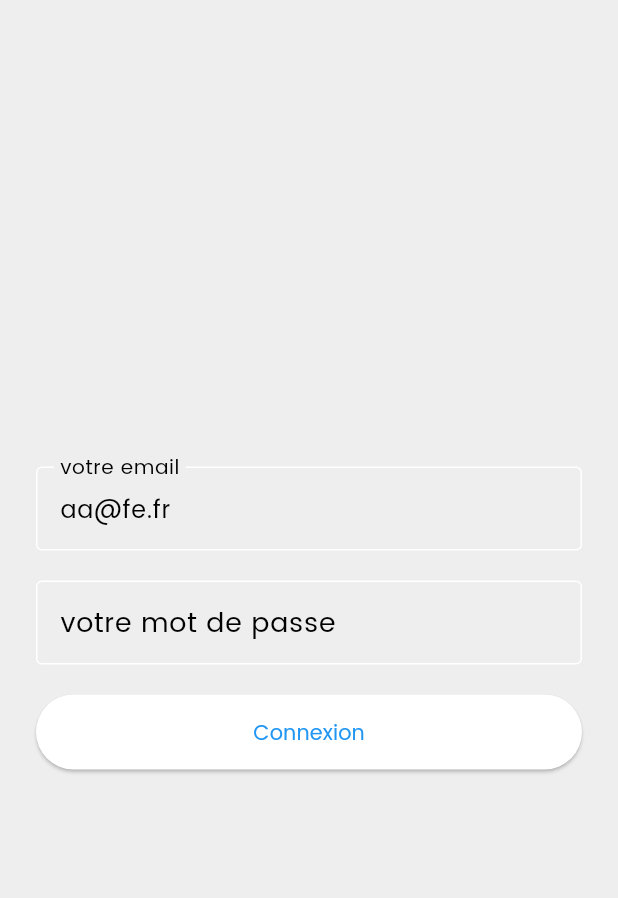
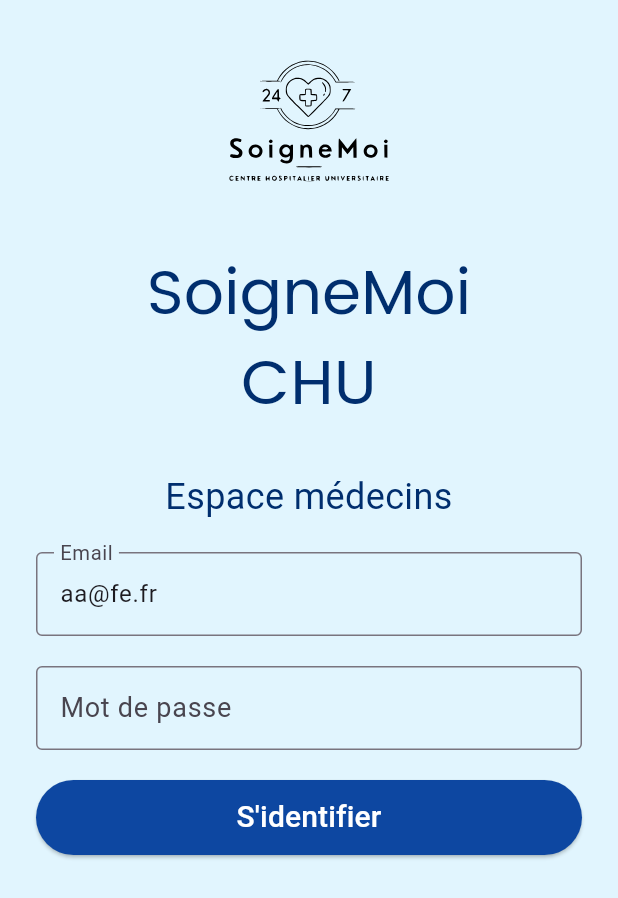
Before and after one commit to Maryonete/chuDoctor, a Flutter app: the screen it shows after launch, on a phone screen of 412 x 824 dp. Shown: the top 898 px of the screen. Run offline on Flutter 3.47's test engine with Material 3 defaults, Android fonts, the phone set to English and light mode, and no system bars; our stand-ins replace date_field, email_validator, flutter_svg, shared_preferences.

Commit message:
mise en page connexion API Medecin

```diff
--- a/lib/main.dart
+++ b/lib/main.dart
@@ -1,11 +1,13 @@
+import 'package:flutter/material.dart';
 import 'package:doctor/pages/login_page.dart';
-import 'package:flutter/material.dart';
+import 'package:doctor/pages/home_page.dart';
+import 'package:doctor/pages/patients_list_page.dart';
+import 'package:doctor/pages/prescription_page.dart';
+import 'package:doctor/pages/avis_page.dart';
 
 void main() {
   runApp(MaterialApp(home: MyApp()));
-  // runApp(const MyApp());
 }
-
 
 class MyApp extends StatefulWidget {
   const MyApp({super.key});
@@ -15,58 +17,86 @@ class MyApp extends StatefulWidget {
 }
 
 class _MyAppState extends State<MyApp> {
-
-  // stocke num de la page ou on se trouve
+  // Stocke le numéro de la page où on se trouve
   int _currentIndex = 0;
 
-  // maj num de la page
-  setCurrentIndex(int index){
+  // Variable pour vérifier si l'utilisateur est connecté
+  bool _isLoggedIn = false;
+
+  // Fonction pour changer le numéro de la page
+  void setCurrentIndex(int index) {
     setState(() {
       _currentIndex = index;
     });
   }
 
+  // Fonction pour se connecter
+  void login() {
+    // Ici, vous pouvez implémenter la logique de connexion
+    // Une fois la connexion réussie, mettez _isLoggedIn à true
+    setState(() {
+      _isLoggedIn = true;
+    });
+  }
+
+  // Fonction pour se déconnecter
+  void logout() {
+    // Implémentez ici la logique de déconnexion
+    // Par exemple, supprimez le jeton d'authentification des préférences partagées
+    setState(() {
+      _isLoggedIn = false;
+    });
+  }
+
   @override
   Widget build(BuildContext context) {
+    // Vérifie si l'utilisateur est connecté
+    if (!_isLoggedIn) {
+      // Si l'utilisateur n'est pas connecté, affichez la page de connexion
+      return MaterialApp(
+        title: 'SoigneMoi Mobile',
+        debugShowCheckedModeBanner: false,
+        home: LoginPage(
+          onLogin: login,
+        ),
+      );
+    } else {
+      // Si l'utilisateur est connecté, affichez le menu et les autres pages
       return MaterialApp(
         title: 'SoigneMoi Mobile',
         debugShowCheckedModeBanner: false,
         theme: ThemeData(
-        primaryColor: Colors.blue, // Couleur principale de l'application
+          primaryColor: Colors.blue,
           colorScheme: ColorScheme.fromSwatch(
-          primarySwatch: Colors.blue, // Couleur principale
+            primarySwatch: Colors.blue,
           ).copyWith(
-          secondary: Colors.orange, // Couleur d'accentuation
+            secondary: Colors.orange,
           ),
-        scaffoldBackgroundColor: Colors.grey[200], // Couleur de fond pour tous les Scaffold
-        fontFamily: 'Poppins', // Police par défaut de l'application
+          scaffoldBackgroundColor: Colors.grey[200],
+          fontFamily: 'Poppins',
           textTheme: const TextTheme(
-          displayLarge: TextStyle(fontSize: 24, fontWeight: FontWeight.bold), // Style de texte par défaut
-          bodyLarge: TextStyle(fontSize: 16), // Style de texte pour le corps
+            displayLarge: TextStyle(fontSize: 24, fontWeight: FontWeight.bold),
+            bodyLarge: TextStyle(fontSize: 16),
           ),
           appBarTheme: const AppBarTheme(
-          color: Colors.blue, // Couleur de la barre d'applications
-          elevation: 0, // Élévation de la barre d'applications
-
-          iconTheme: IconThemeData(color: Colors.white), // Couleur des icônes dans la barre d'applications
+            color: Colors.blue,
+            elevation: 0,
+            iconTheme: IconThemeData(color: Colors.white),
           ),
         ),
-      home: LoginPage(),
-      /**
-
-      Scaffold(
+        home: Scaffold(
           appBar: AppBar(
-          title:<Widget>[
-            Text("Accueil",style: TextStyle(color: Colors.white)),
-            Text("Visites du jour",style: TextStyle(color: Colors.white)),
-            Text("Prescriptions",style: TextStyle(color: Colors.white)),
-            Text("Avis",style: TextStyle(color: Colors.white)),
-            ][_currentIndex]
+            title: Text(
+              ['Accueil', 'Visites du jour', 'Prescriptions', 'Avis'][_currentIndex],
+              style: TextStyle(color: Colors.white),
             ),
-
-
-
-
+            actions: [
+              IconButton(
+                icon: Icon(Icons.logout),
+                onPressed: logout,
+              ),
+            ],
+          ),
           body: [
             HomePage(),
             PatientsListPage(),
@@ -75,7 +105,7 @@ class _MyAppState extends State<MyApp> {
           ][_currentIndex],
           bottomNavigationBar: BottomNavigationBar(
             currentIndex: _currentIndex,
-          onTap: (index) => setCurrentIndex(index),
+            onTap: setCurrentIndex,
             selectedItemColor: Colors.indigo,
             unselectedItemColor: Colors.white,
             type: BottomNavigationBarType.fixed,
@@ -84,25 +114,24 @@ class _MyAppState extends State<MyApp> {
             items: const [
               BottomNavigationBarItem(
                 icon: Icon(Icons.home),
-                label: 'Accueil'
+                label: 'Accueil',
               ),
-
               BottomNavigationBarItem(
                 icon: Icon(Icons.people),
-                label: 'Visites'
+                label: 'Visites',
               ),
               BottomNavigationBarItem(
                 icon: Icon(Icons.local_hospital),
-                label: 'Prescription'
+                label: 'Prescription',
               ),
               BottomNavigationBarItem(
                 icon: Icon(Icons.description),
-                label: 'Avis'
-            )
+                label: 'Avis',
+              ),
             ],
           ),
-
-      ),*/
+        ),
       );
     }
   }
+}
--- a/lib/pages/login_page.dart
+++ b/lib/pages/login_page.dart
@@ -1,77 +1,102 @@
 import 'dart:convert';
-import 'dart:developer';
 import 'package:flutter/material.dart';
 import 'package:doctor/service/api.dart';
-import 'package:doctor/pages/home_page.dart';
 import 'package:shared_preferences/shared_preferences.dart';
 import 'package:email_validator/email_validator.dart';
-
+import 'package:flutter_svg/flutter_svg.dart';
 
 class LoginPage extends StatefulWidget {
-  const LoginPage({Key? key}) : super(key: key);
+  final void Function() onLogin;
+
+  const LoginPage({super.key, required this.onLogin});
+
   @override
   State<LoginPage> createState() => _LoginPageState();
 }
 
 class _LoginPageState extends State<LoginPage> {
-
-  // conserve les données du formulaire
   final _formKey = GlobalKey<FormState>();
-  TextEditingController emailController = TextEditingController()..text= 'aa@fe.fr';
+  TextEditingController emailController = TextEditingController()..text = 'aa@fe.fr';
   TextEditingController passwordController = TextEditingController();
-
 
   login() async {
     var data = {
       'email': emailController.text,
       'password': passwordController.text,
     };
-print(data);
+
     var res = await Api().getAccessToken(data);
-
-
     var body = json.decode(res.body);
 
     if (body['code'] == 401) {
       ScaffoldMessenger.of(context).showSnackBar(
-          const SnackBar(content: Text('Identifiants incorrects')));
+        SnackBar(
+          content: Text(
+            'Identifiants incorrects',
+            style: TextStyle(color: Colors.white),
+          ),
+          backgroundColor: Colors.red,
+        ),
+      );
+
     }
-    print("Body : token:");
-    print(body['token']);
+
     if (body['token'] != null) {
       SharedPreferences localStorage = await SharedPreferences.getInstance();
       localStorage.setString('token', body['token']);
-
-      Navigator.push(
-          context, MaterialPageRoute(builder: (context) => HomePage()));
+      widget.onLogin();
     }
   }
 
   @override
   Widget build(BuildContext context) {
     return Scaffold(
-
-      body: Padding(
-        padding: const EdgeInsets.symmetric(horizontal: 24),
+      backgroundColor: Colors.lightBlue[50],
+      body: SingleChildScrollView( // Utilisation de SingleChildScrollView pour éviter le débordement
+        child: Padding(
+          padding: const EdgeInsets.all(24),
           child: Form(
             key: _formKey,
             child: Column(
               crossAxisAlignment: CrossAxisAlignment.stretch,
               mainAxisAlignment: MainAxisAlignment.center,
               children: <Widget>[
+                SvgPicture.asset(
+                  "assets/images/logo.svg",
+                  height: 130,
+                  fit: BoxFit.scaleDown,
+                ),
+                const SizedBox(height: 10),
+                const Text(
+                  "SoigneMoi\nCHU",
+                  textAlign: TextAlign.center,
+                  maxLines: 2,
+                  style: TextStyle(
+                    fontSize: 42,
+                    fontFamily: 'Poppins',
+                    color: Color(0xFF002E6E),
+                  ),
+                ),
+                const SizedBox(height: 30),
+                const Text(
+                  "Espace médecins",
+                  style: TextStyle(
+                    fontSize: 24,
+                    color: Color(0xFF002E6E),
+                  ),
+                  textAlign: TextAlign.center,
+                ),
+                const SizedBox(height: 20),
                 Container(
-                  margin: EdgeInsets.only(bottom:20),
+                  margin: EdgeInsets.only(bottom: 20),
                   child: TextFormField(
-
                     decoration: const InputDecoration(
-                      labelText: 'votre email',
+                      labelText: 'Email',
                       hintText: 'exemple@chu.fr',
                       border: OutlineInputBorder(),
                       labelStyle: TextStyle(fontSize: 18),
-
                     ),
                     controller: emailController,
-
                     validator: (value) {
                       if (value == null || value.isEmpty) {
                         return "Ce champ ne peut être vide";
@@ -81,18 +106,18 @@ print(data);
                       return null;
                     },
                   ),
-
                 ),
                 Container(
-                  margin: EdgeInsets.only(bottom:20),
+                  margin: EdgeInsets.only(bottom: 20),
                   child: TextFormField(
                     decoration: const InputDecoration(
-                      labelText: 'votre mot de passe',
+                      labelText: 'Mot de passe',
                       hintText: '******',
                       border: OutlineInputBorder(),
                       labelStyle: TextStyle(fontSize: 18),
                     ),
                     controller: passwordController,
+                    obscureText: true,
                     validator: (value) {
                       if (value == null || value.isEmpty) {
                         return "Ce champ ne peut être vide";
@@ -100,29 +125,30 @@ print(data);
                       return null;
                     },
                   ),
-
                 ),
                 SizedBox(
                   width: double.infinity,
-                  height:50,
-
+                  height: 50,
                   child: ElevatedButton(
-                      onPressed: (){
-                        if(_formKey.currentState!.validate() ?? false ){
+                    onPressed: () {
+                      if (_formKey.currentState!.validate()) {
                         ScaffoldMessenger.of(context).showSnackBar(
-                            const SnackBar(content: Text("Envoi en cours ... "))
+                          const SnackBar(content: Text("Envoi en cours ... ")),
                         );
-                          // ferme le clavier
                         FocusScope.of(context).requestFocus(FocusNode());
-                          login();
+                        login(); // Passer le BuildContext
                       }
                     },
-
-                      child: Text("Connexion")
+                    style: ElevatedButton.styleFrom(
+                      backgroundColor: Colors.blue[900],
+                      foregroundColor: Colors.white,
+                    ),
+                    child: Text("S'identifier", style: TextStyle(fontSize: 20)),
                   ),
                 )
               ],
-            )
+            ),
+          ),
         ),
       ),
     );
```
Lines whose indentation alone changed are shown as unchanged.
